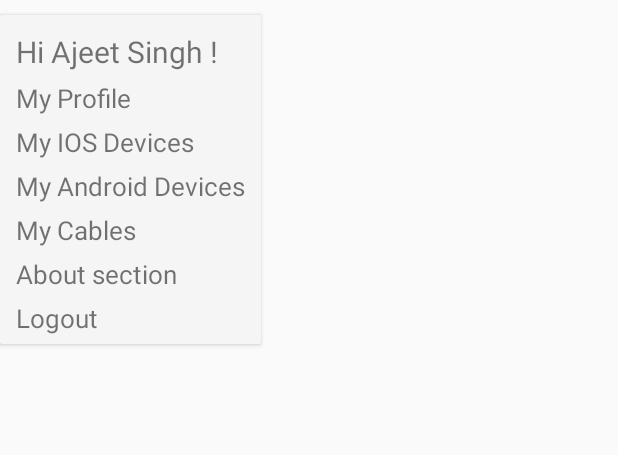
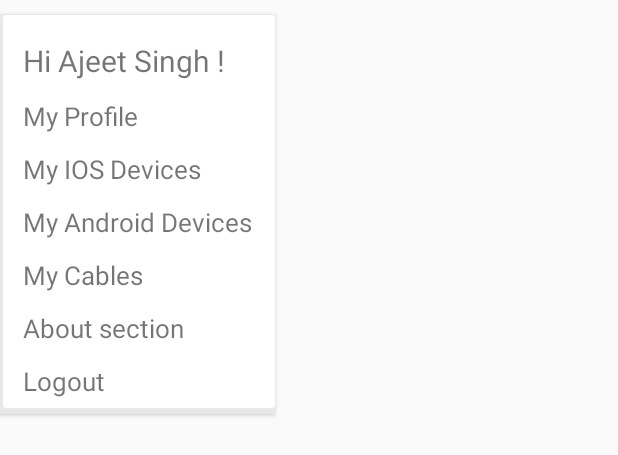
Before and after one commit to ajeet5zx/ShareMyDevice, an Android app: the layout side_menu.xml on its own in the app's theme, with its tools: preview values and no code run, on a phone screen of 412 x 824 dp. Shown: the top 455 px of the screen. Run offline under Robolectric (Android 15) with nearby library versions, the phone set to English and light mode, and no system bars.

Commit message:
UI Changed

```diff
--- /dev/null
+++ b/app/src/main/res/drawable/shadow.xml
@@ -0,0 +1,20 @@
+<?xml version="1.0" encoding="utf-8"?>
+<layer-list xmlns:android="http://schemas.android.com/apk/res/android">
+    <item>
+        <shape android:shape="rectangle">
+            <solid android:color="#E8E8E8"/>
+            <corners android:radius="2dp" />
+        </shape>
+    </item>
+
+    <item
+        android:left="2dp"
+        android:right="0dp"
+        android:top="0dp"
+        android:bottom="4dp">
+        <shape android:shape="rectangle">
+            <solid android:color="@android:color/white"/>
+            <corners android:radius="2dp" />
+        </shape>
+    </item>
+</layer-list>
--- a/app/src/main/res/layout/side_menu.xml
+++ b/app/src/main/res/layout/side_menu.xml
@@ -1,7 +1,6 @@
 <?xml version="1.0" encoding="utf-8"?>
 <android.support.v7.widget.CardView
     xmlns:android="http://schemas.android.com/apk/res/android"
-    xmlns:app="http://schemas.android.com/apk/res-auto"
     android:id="@+id/side_menu_card"
     android:layout_width="wrap_content"
     android:layout_height="wrap_content"
@@ -9,14 +8,12 @@
     android:layout_marginTop="10dp"
     android:padding="10dp"
     android:elevation="15dp"
-
     >
-
     <LinearLayout
 
         android:layout_width="wrap_content"
         android:layout_height="wrap_content"
-        android:background="#f5f5f5"
+        android:background="@drawable/shadow"
         android:orientation="vertical"
         android:paddingLeft="5dp"
         android:paddingRight="5dp"
@@ -26,28 +23,29 @@
         <TextView
             android:layout_width="wrap_content"
             android:layout_height="wrap_content"
-            android:paddingLeft="5dp"
-            android:paddingRight="5dp"
-            android:paddingTop="5dp"
+            android:paddingLeft="10dp"
+            android:paddingRight="10dp"
+            android:paddingTop="11dp"
             android:text="Hi Ajeet Singh !"
             android:textSize="20sp" />
+
 
         <TextView
             android:layout_width="wrap_content"
             android:layout_height="wrap_content"
-            android:paddingLeft="5dp"
-            android:paddingRight="5dp"
+            android:paddingLeft="10dp"
+            android:paddingRight="10dp"
+            android:paddingTop="11dp"
             android:textSize="17sp"
-            android:paddingTop="5dp"
             android:text="My Profile" />
 
 
         <TextView
             android:layout_width="wrap_content"
             android:layout_height="wrap_content"
-            android:paddingLeft="5dp"
-            android:paddingRight="5dp"
-            android:paddingTop="5dp"
+            android:paddingLeft="10dp"
+            android:paddingRight="10dp"
+            android:paddingTop="11dp"
             android:textSize="17sp"
             android:text="My IOS Devices" />
 
@@ -55,9 +53,9 @@
         <TextView
             android:layout_width="wrap_content"
             android:layout_height="wrap_content"
-            android:paddingLeft="5dp"
-            android:paddingRight="5dp"
-            android:paddingTop="5dp"
+            android:paddingLeft="10dp"
+            android:paddingRight="10dp"
+            android:paddingTop="11dp"
             android:textSize="17sp"
             android:text="My Android Devices" />
 
@@ -65,27 +63,27 @@
         <TextView
             android:layout_width="wrap_content"
             android:layout_height="wrap_content"
-            android:paddingLeft="5dp"
-            android:paddingRight="5dp"
-            android:paddingTop="5dp"
+            android:paddingLeft="10dp"
+            android:paddingRight="10dp"
+            android:paddingTop="11dp"
             android:textSize="17sp"
             android:text="My Cables" />
 
         <TextView
             android:layout_width="wrap_content"
             android:layout_height="wrap_content"
-            android:paddingLeft="5dp"
-            android:paddingRight="5dp"
-            android:paddingTop="5dp"
+            android:paddingLeft="10dp"
+            android:paddingRight="10dp"
+            android:paddingTop="11dp"
             android:textSize="17sp"
             android:text="About section" />
         <TextView
             android:layout_width="wrap_content"
             android:layout_height="wrap_content"
-            android:paddingBottom="5dp"
-            android:paddingLeft="5dp"
-            android:paddingRight="5dp"
-            android:paddingTop="5dp"
+            android:paddingBottom="10dp"
+            android:paddingLeft="10dp"
+            android:paddingRight="10dp"
+            android:paddingTop="11dp"
             android:textSize="17sp"
             android:text="Logout" />
 
```
